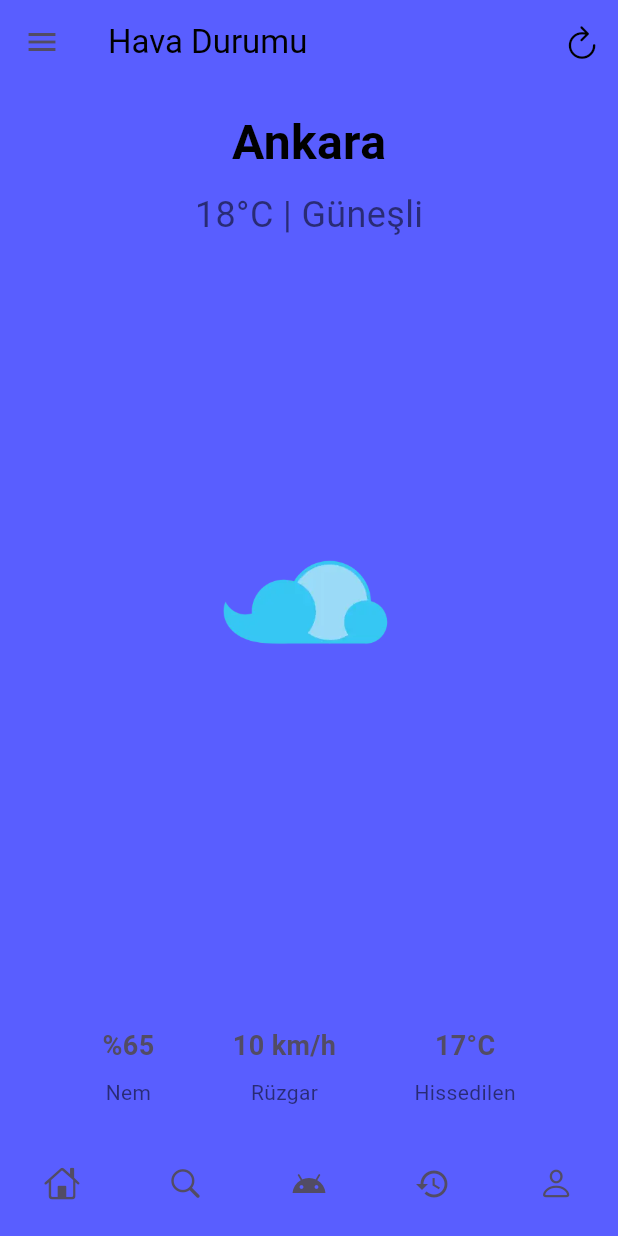
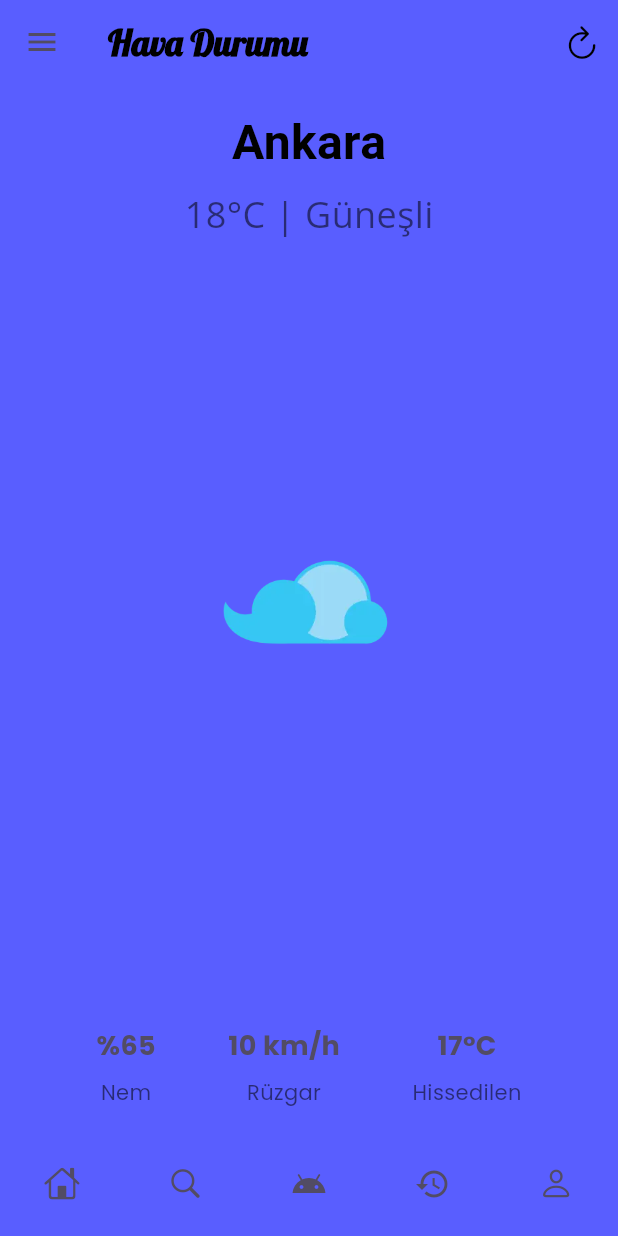
Before and after one commit to emreoyken/Q-Flutter, a Flutter app: the HomeScreen screen opened by its route, on a phone screen of 412 x 824 dp. Run offline on Flutter 3.47's test engine with Material 3 defaults, Android fonts, the phone set to English and light mode, and no system bars; our stand-ins replace go_router, google_fonts, lottie; missing offline and left inert: dotlottie_loader.

Commit message:
google fonts eklendi uygulama üzerinde genel düzenlemeler yapıldı

```diff
--- a/lib/core/themes.dart
+++ b/lib/core/themes.dart
@@ -4,6 +4,8 @@ import 'package:google_fonts/google_fonts.dart';
 class ThemeProvider with ChangeNotifier {
   bool _isDark = false;
   bool get isDark => _isDark;
+
+  bool? get isDarkMode => null;
 
   void toggleTheme() {
     _isDark = !_isDark;
--- a/lib/screens/home_screen.dart
+++ b/lib/screens/home_screen.dart
@@ -4,6 +4,7 @@ import 'package:flutter/cupertino.dart';
 import 'package:go_router/go_router.dart';
 import 'package:lottie/lottie.dart';
 import 'package:provider/provider.dart';
+import 'package:google_fonts/google_fonts.dart';
 
 import '../core/constants.dart';
 import '../core/themes.dart';
@@ -19,9 +20,15 @@ class HomeScreen extends StatelessWidget {
       backgroundColor: const Color.fromARGB(255, 89, 94, 255),
       appBar: AppBar(
         backgroundColor: const Color.fromARGB(255, 89, 94, 255),
-        title: const Text(
+        title: Text(
           'Hava Durumu',
-          style: TextStyle(color: Colors.black),
+          style: GoogleFonts.lobster(
+            textStyle: const TextStyle(
+              color: Colors.black,
+              fontSize: 24,
+              fontWeight: FontWeight.bold,
+            ),
+          ),
         ),
         actions: [
           IconButton(
@@ -31,18 +38,13 @@ class HomeScreen extends StatelessWidget {
             },
           ),
         ],
-      ),
-
-
-      drawer: Drawer(
-        backgroundColor: arkaplanRenkim,
+      ),      drawer: Drawer(
+        backgroundColor: const Color.fromARGB(255, 0, 0, 0),
         elevation: 0,
         child: Column(
            children: [
-
           Container(
               height: 200,
-
               child: Column(
                 mainAxisAlignment: MainAxisAlignment.center,
                 children: [
@@ -52,34 +54,30 @@ class HomeScreen extends StatelessWidget {
                   ),
                   const SizedBox(height: 10),
                 ],
-              ),
-            ),
-
+              ),   ),
             ListTile(
               leading: const Icon(CupertinoIcons.home),
-              title: const Text('Ana Sayfa'),
+              title: Text('Ana Sayfa', style: GoogleFonts.poppins()),
               onTap: () {
                 Navigator.pop(context);
               },
-            ),
-
-            ListTile(
+            ),ListTile(
               leading: const Icon(CupertinoIcons.search),
-              title: const Text('History'),
+              title: Text('Aktiviteler', style: GoogleFonts.poppins()),
               onTap: () {
-                Navigator.pop(context);
+                context.go("/history");
               },
             ),
             ListTile(
               leading: const Icon(CupertinoIcons.person),
-              title: const Text('Profile'),
+              title: Text('Profile', style: GoogleFonts.poppins()),
               onTap: () {
                 context.go("/profile");
               },
             ),
             ListTile(
               leading: const Icon(CupertinoIcons.settings),
-              title: const Text('Ayarlar'),
+              title: Text('Ayarlar', style: GoogleFonts.poppins()),
               onTap: () {
                 context.go("/voice");
                 Navigator.pop(context);
@@ -88,24 +86,24 @@ class HomeScreen extends StatelessWidget {
           ],
         ),
       ),
+
       body: Padding(
         padding: const EdgeInsets.all(16),
         child: Column(
           crossAxisAlignment: CrossAxisAlignment.center,
           children: [
-
-            const Text(
+            Text(
               'Ankara',
-              style: TextStyle(
+              style: GoogleFonts.roboto(
                 fontSize: 32,
                 fontWeight: FontWeight.bold,
                 color: Colors.black,
               ),
             ),
             const SizedBox(height: 8),
-            const Text(
+            Text(
               '18°C | Güneşli',
-              style: TextStyle(
+              style: GoogleFonts.openSans(
                 fontSize: 24,
                 color: Colors.black54,
               ),
@@ -119,10 +117,7 @@ class HomeScreen extends StatelessWidget {
                   fit: BoxFit.contain,
                 ),
               ),
-),
-
-            const SizedBox(height: 32),
-
+            ),    const SizedBox(height: 32),
             Row(
               mainAxisAlignment: MainAxisAlignment.spaceEvenly,
               children: [
@@ -143,7 +138,7 @@ Widget _buildWeatherInfo(String title, String value) {
       children: [
         Text(
           value,
-        style: const TextStyle(
+          style: GoogleFonts.poppins(
             fontSize: 18,
             fontWeight: FontWeight.bold,
           ),
@@ -151,7 +146,9 @@ Widget _buildWeatherInfo(String title, String value) {
         const SizedBox(height: 8),
         Text(
           title,
-        style: const TextStyle(color: Colors.black54),
+          style: GoogleFonts.poppins(
+            color: Colors.black54,
+          ),
         ),
       ],
     );
```
Also changed, not shown: assets/icons/sonbahar.png (renamed from assets/images/sonbahar.png), assets/icons/yaz.png (renamed from assets/images/yaz.png), pubspec.yaml (line endings or trailing spaces). Lines whose indentation alone changed are shown as unchanged.
